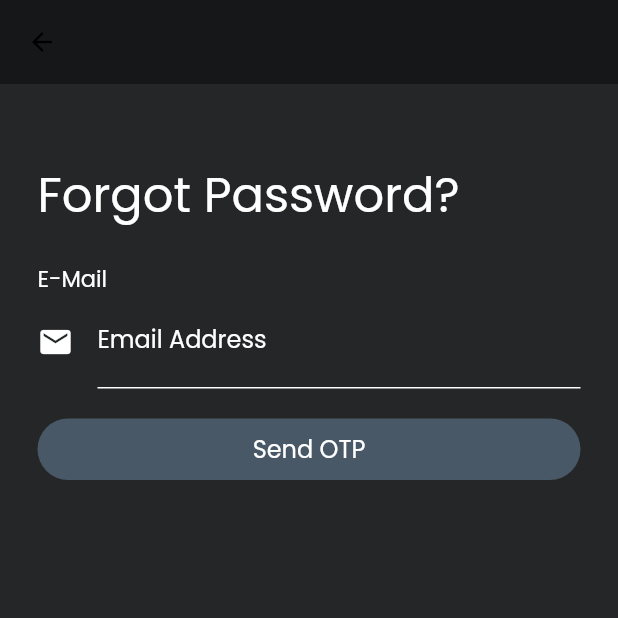
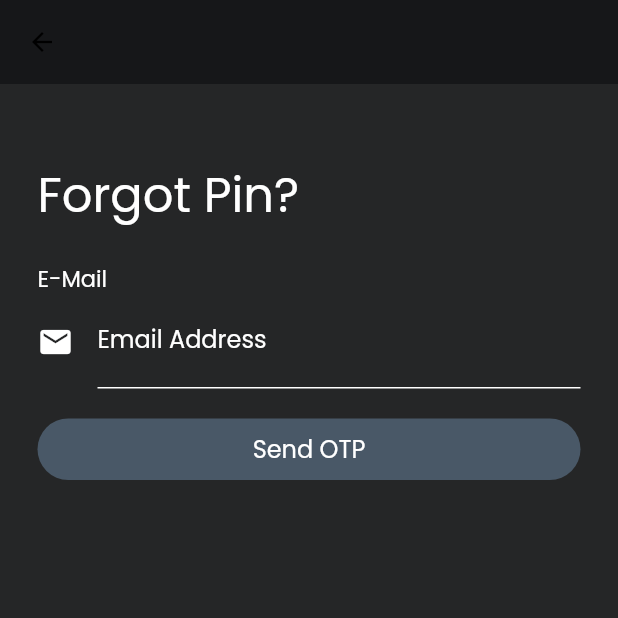
Before and after one commit to prasnaaryal/intruderdetection, a Flutter app: the ForgotPassword screen opened by its route, on a phone screen of 412 x 824 dp, the top half of it. Run offline on Flutter 3.47's test engine with Material 2 defaults, Android fonts, the light colour scheme and no system bars; drawn by our look-alikes of loader_overlay; our stand-ins replace cloud_firestore, firebase_auth, firebase_core, firebase_messaging, firebase_storage, flutter_local_notifications and 5 more; accounts and stored records are empty.

```diff
--- a/lib/Screens/forgetpin.dart
+++ b/lib/Screens/forgetpin.dart
@@ -29,7 +29,7 @@ class _ForgotPasswordState extends State<ForgotPassword> {
           return AlertDialog(
 //has to be valid email address for receiving the email
             content:
-                Text('Password reset link has been sent. Check your email.'),
+                Text('Pin reset link has been sent. Check your email.'),
           );
         },
       );
@@ -70,7 +70,7 @@ class _ForgotPasswordState extends State<ForgotPassword> {
         child: Column(crossAxisAlignment: CrossAxisAlignment.start, children: [
           Container(
             padding: EdgeInsets.only(top: 50, bottom: 20),
-            child: Text("Forgot Password?",
+            child: Text("Forgot Pin?",
                 style: TextStyle(
                   fontSize: 32,
                   color: Colors.white,
```
